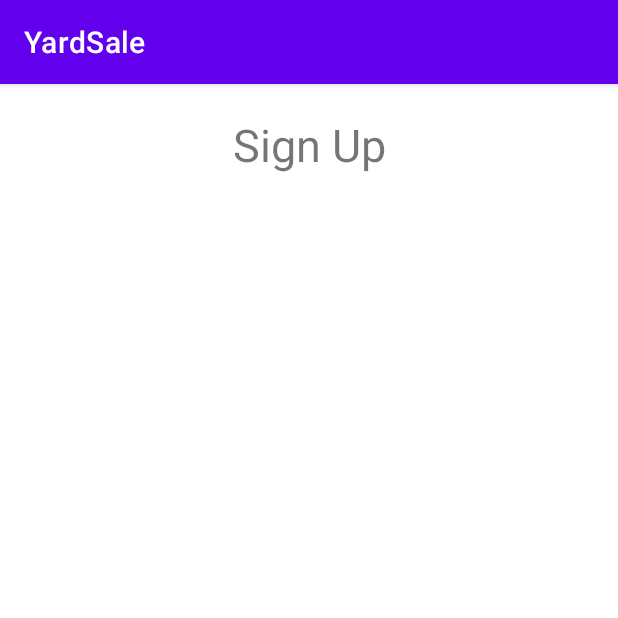
After one commit to ytleevicky/android-yard-sale, an Android app: the SignUpActivity screen opened directly, with no data from a screen before it, on a phone screen of 412 x 824 dp, the top half of it. The commit adds this screen. Run offline under Robolectric (Android 15) with nearby library versions, the phone set to English and light mode, and no system bars.

Commit message:
Navigate to Sign up page

```diff
--- /dev/null
+++ b/app/src/main/java/com/vickylee/yardsale/SignUpActivity.kt
@@ -0,0 +1,11 @@
+package com.vickylee.yardsale
+
+import androidx.appcompat.app.AppCompatActivity
+import android.os.Bundle
+
+class SignUpActivity : AppCompatActivity() {
+    override fun onCreate(savedInstanceState: Bundle?) {
+        super.onCreate(savedInstanceState)
+        setContentView(R.layout.activity_sign_up)
+    }
+}
--- a/app/src/main/res/layout/activity_sign_in.xml
+++ b/app/src/main/res/layout/activity_sign_in.xml
@@ -50,6 +50,7 @@
         />
 
     <Button
+        android:id="@+id/btn_sign_up"
         android:layout_width="wrap_content"
         android:layout_height="wrap_content"
         android:text="Sign Up"
--- /dev/null
+++ b/app/src/main/res/layout/activity_sign_up.xml
@@ -0,0 +1,20 @@
+<?xml version="1.0" encoding="utf-8"?>
+<androidx.constraintlayout.widget.ConstraintLayout xmlns:android="http://schemas.android.com/apk/res/android"
+    xmlns:app="http://schemas.android.com/apk/res-auto"
+    xmlns:tools="http://schemas.android.com/tools"
+    android:layout_width="match_parent"
+    android:layout_height="match_parent"
+    android:padding="20dp"
+    tools:context=".SignUpActivity">
+
+    <TextView
+        android:layout_width="match_parent"
+        android:layout_height="wrap_content"
+        android:text="Sign Up"
+        android:textSize="30sp"
+        android:textAlignment="center"
+        app:layout_constraintTop_toTopOf="parent"
+        app:layout_constraintStart_toStartOf="parent"
+        />
+
+</androidx.constraintlayout.widget.ConstraintLayout>
```
Also changed, not shown: app/src/main/AndroidManifest.xml (+7 -0 lines), app/src/main/java/com/vickylee/yardsale/SignInActivity.kt (+19 -1 lines).
